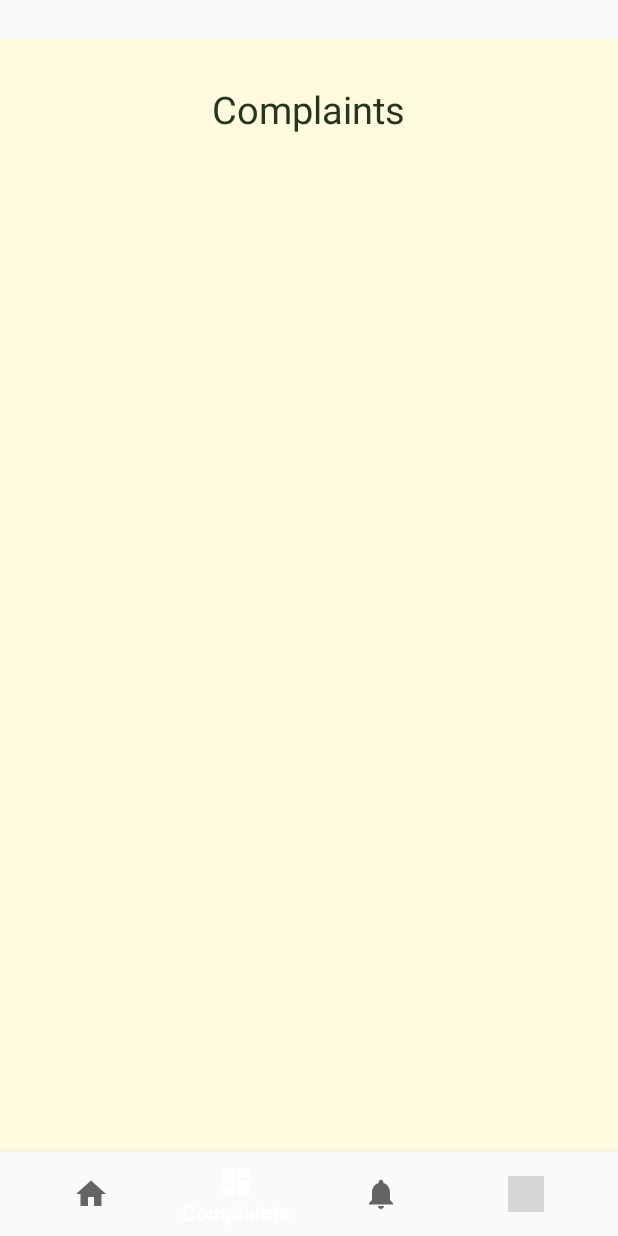
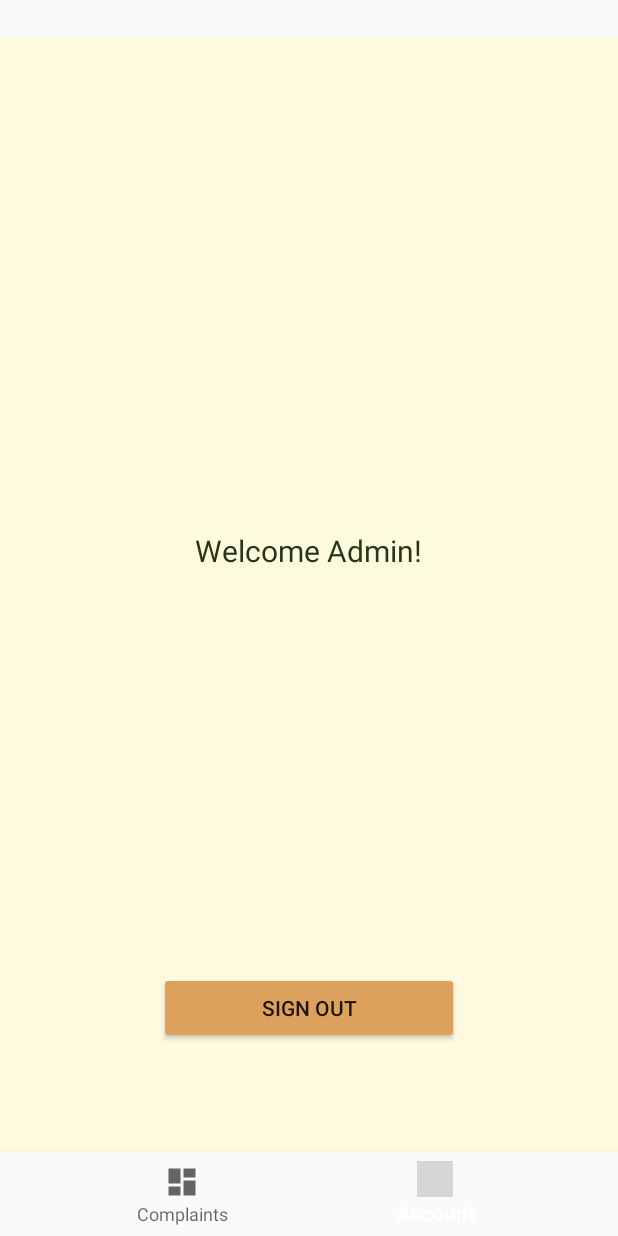
Before and after one commit to Raymond123/Mealer-App, an Android app: the AdminHomePage screen opened directly, with no data from a screen before it, item 2 of the bottom bar chosen, on a phone screen of 412 x 824 dp. Run offline under Robolectric (Android 15) with nearby library versions, the phone set to English and light mode, and no system bars; our stand-ins replace Firebase (no records; nobody signed in at launch, a user with empty details on screens opened directly), navigation-ui; 5 statements that could not run were skipped; grey boxes are pictures that could not be loaded.

Commit message:
fixed notifs, still need to test

```diff
--- a/app/src/main/res/menu/admin_bottom_nav_menu.xml
+++ b/app/src/main/res/menu/admin_bottom_nav_menu.xml
@@ -1,17 +1,9 @@
 <?xml version="1.0" encoding="utf-8"?>
 <menu xmlns:android="http://schemas.android.com/apk/res/android">
-    <item
-        android:id="@+id/navigation_home"
-        android:icon="@drawable/ic_home_black_24dp"
-        android:title="@string/title_home" />
     <item
         android:id="@+id/navigation_complaints"
         android:icon="@drawable/ic_dashboard_black_24dp"
         android:title="@string/complaints" />
-    <item
-        android:id="@+id/navigation_notifications"
-        android:icon="@drawable/ic_notifications_black_24dp"
-        android:title="@string/title_notifications" />
     <item
         android:id="@+id/navigation_account"
         android:icon="@drawable/fui_ic_anonymous_white_24dp"
```
Also changed, not shown: app/src/main/java/com/mealer/app/NotificationService.java (+7 -3 lines), app/src/main/java/com/mealer/ui/LoginPage.java (+14 -0 lines), app/src/main/java/com/mealer/ui/MainActivity.java (+0 -8 lines), app/src/main/res/layout/activity_picking_user_type.xml (+0 -15 lines).
